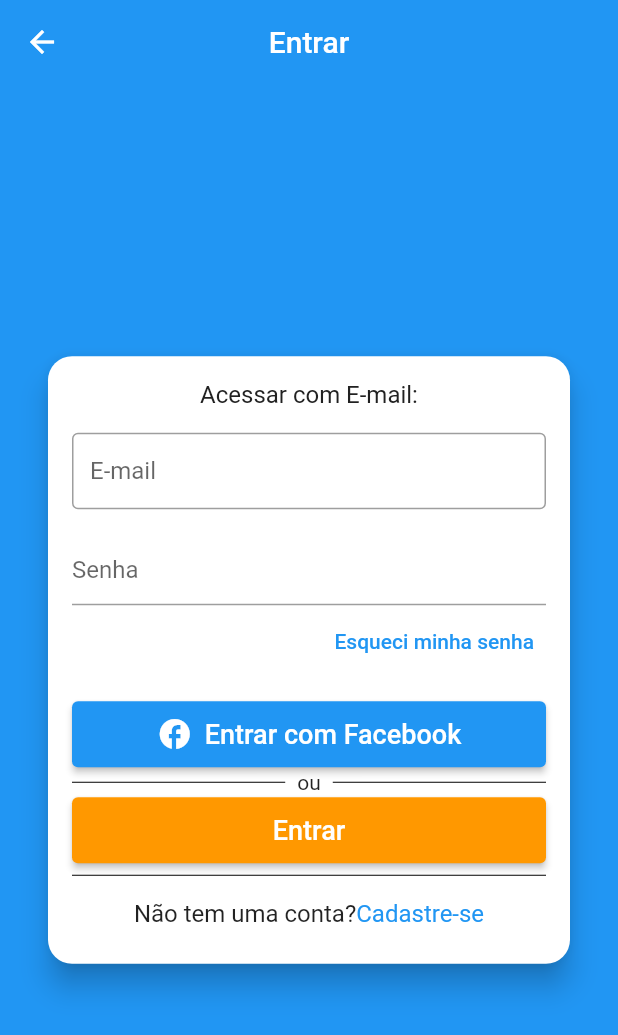
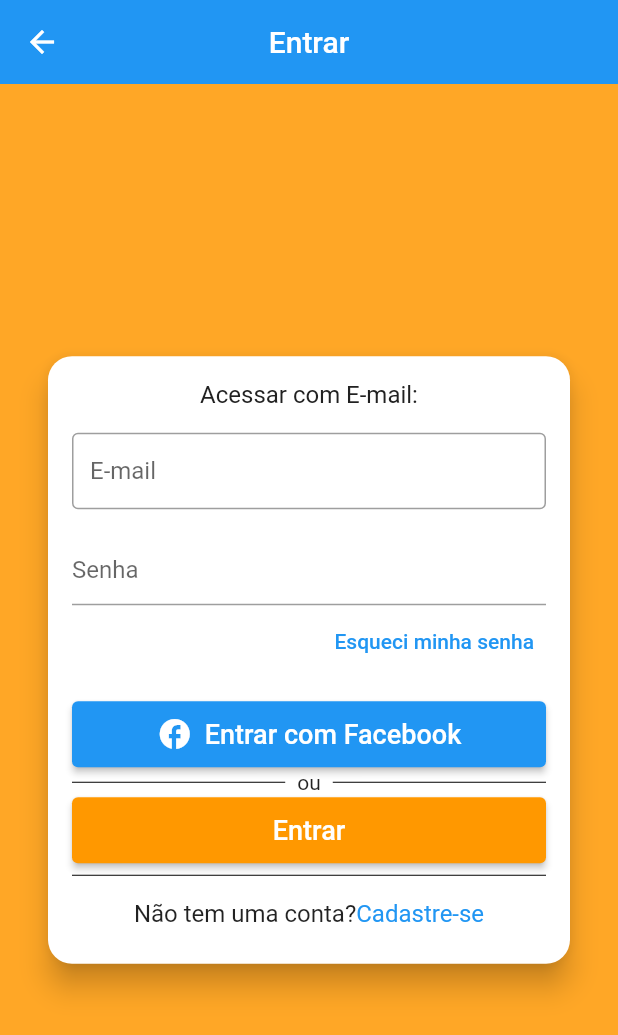
Before and after one commit to oliveiradg/GuiaPGX, a Flutter app: the screen it shows after launch, in the side drawer, after a tap on "Acesse sua conta agora!", on a phone screen of 412 x 824 dp. Shown: the top 1035 px of the screen. Run offline on Flutter 3.47's test engine with Material 2 defaults, Android fonts, the phone set to English and light mode, and no system bars; our stand-ins replace carousel_slider, flutter_mobx, image_cropper, image_picker, mobx; generated files the repository leaves out were written again; network calls fail.

Commit message:
[DIA 120] feat: au

```diff
--- a/lib/app/views/home_page_view.dart
+++ b/lib/app/views/home_page_view.dart
@@ -10,7 +10,7 @@ class HomePageView extends StatelessWidget {
   @override
   Widget build(BuildContext context) {
     final List<String> imgList = [
-      'https://images.unsplash.com/photo-1520342868574-5fa3804e551c?ixlib=rb-0.3.5&ixid=eyJhcHBfaWQiOjEyMDd9&s=6ff92caffcdd63681a35134a6770ed3b&auto=format&fit=crop&w=1951&q=80',
+      'https://www.sabornamesa.com.br/media/k2/items/cache/bf1e20a4462b71e3cc4cece2a8c96ac8_XL.jpg',
       'https://images.unsplash.com/photo-1522205408450-add114ad53fe?ixlib=rb-0.3.5&ixid=eyJhcHBfaWQiOjEyMDd9&s=368f45b0888aeb0b7b08e3a1084d3ede&auto=format&fit=crop&w=1950&q=80',
       'https://images.unsplash.com/photo-1519125323398-675f0ddb6308?ixlib=rb-0.3.5&ixid=eyJhcHBfaWQiOjEyMDd9&s=94a1e718d89ca60a6337a6008341ca50&auto=format&fit=crop&w=1950&q=80',
       'https://images.unsplash.com/photo-1523205771623-e0faa4d2813d?ixlib=rb-0.3.5&ixid=eyJhcHBfaWQiOjEyMDd9&s=89719a0d55dd05e2deae4120227e6efc&auto=format&fit=crop&w=1953&q=80',
@@ -67,6 +67,7 @@ class HomePageView extends StatelessWidget {
 
         appBar: AppBar(
           centerTitle: true,
+          backgroundColor: Colors.orange.shade400,
           title: Row(
             mainAxisAlignment: MainAxisAlignment.center,
             crossAxisAlignment: CrossAxisAlignment.center,
@@ -78,7 +79,7 @@ class HomePageView extends StatelessWidget {
               ),
               Container(
                 padding: const EdgeInsets.all(8.0),
-                child: const Text('Guia Comercial',
+                child: const Text('PG Food',
                     textAlign: TextAlign.center,
                     style: TextStyle(fontSize: 26, fontWeight: FontWeight.bold)),
               ),
--- a/lib/main.dart
+++ b/lib/main.dart
@@ -14,9 +14,9 @@ class MyApp extends StatelessWidget {
     return MaterialApp(
         title: 'Guia Comercial',
         theme: ThemeData(
-          scaffoldBackgroundColor: Colors.blue,
+          scaffoldBackgroundColor: Colors.orange.shade400,
 
-          primaryColor: Colors.blue,
+          primaryColor: Colors.orange.shade400,
           appBarTheme: const AppBarTheme(
             elevation: 0,
           ),
```
Also changed, not shown: 1 other file.
